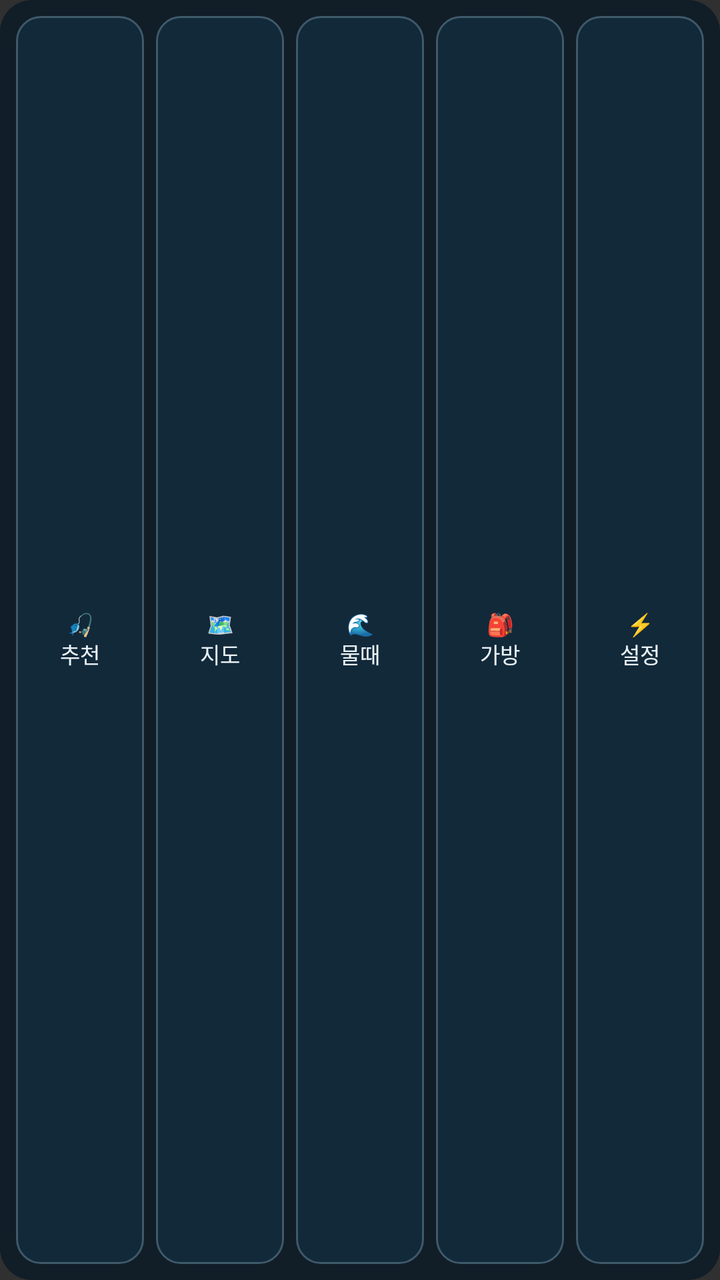
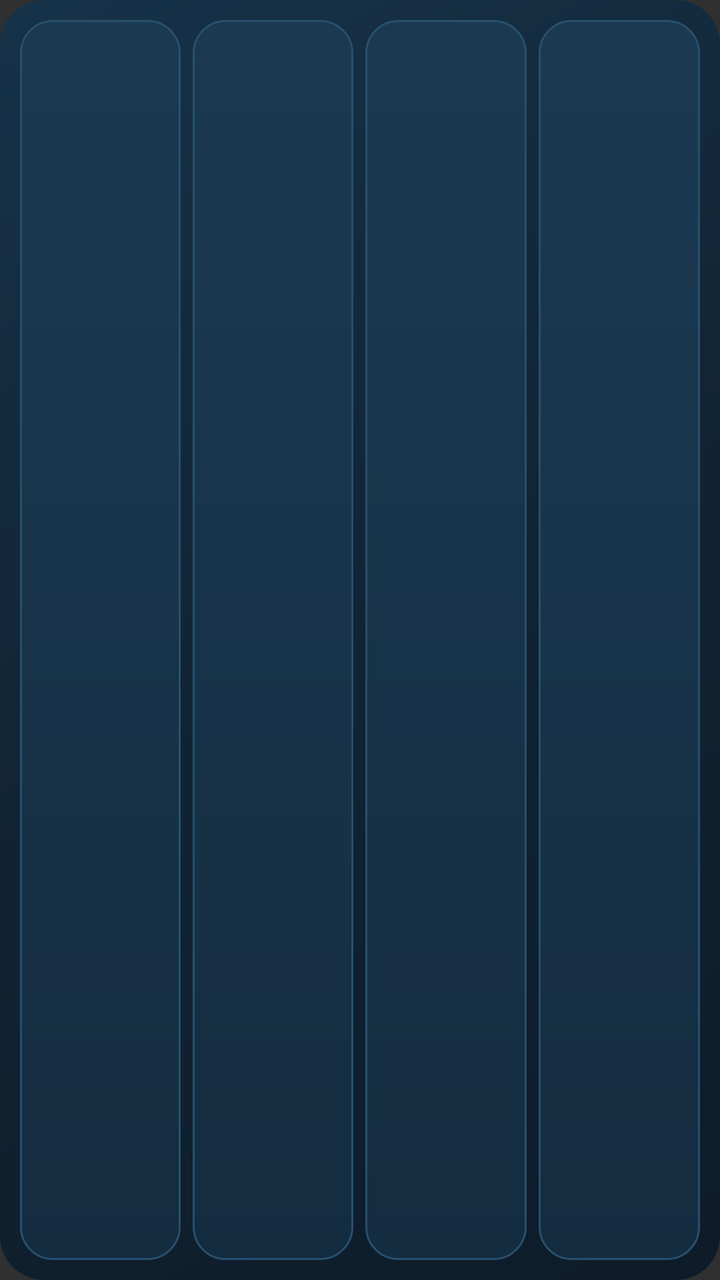

Before-and-after screenshots of an Android layout around one commit, followed by the original layout XML and the change that was made.
<!-- AndroidManifest.xml: application theme FlApp -->
<!-- res/layout/widget_quick.xml -->
<?xml version="1.0" encoding="utf-8"?>
<LinearLayout xmlns:android="http://schemas.android.com/apk/res/android"
    android:layout_width="match_parent"
    android:layout_height="match_parent"
    android:orientation="vertical"
    android:padding="5dp"
    android:background="@drawable/widget_bg">
    <LinearLayout android:id="@+id/wq_row0" android:layout_width="match_parent" android:layout_height="0dp" android:layout_weight="1"
        android:orientation="horizontal">
        <TextView android:id="@+id/wq_0" android:text="🎣&#10;추천" android:layout_width="0dp" android:layout_height="match_parent" android:layout_weight="1"
            android:layout_margin="3dp" android:gravity="center" android:textColor="#EAF2F6" android:textSize="11sp" android:maxLines="2"
            android:background="@drawable/widget_tile" />
        <TextView android:id="@+id/wq_1" android:text="🗺&#10;지도" android:layout_width="0dp" android:layout_height="match_parent" android:layout_weight="1"
            android:layout_margin="3dp" android:gravity="center" android:textColor="#EAF2F6" android:textSize="11sp" android:maxLines="2"
            android:background="@drawable/widget_tile" />
        <TextView android:id="@+id/wq_2" android:text="🌊&#10;물때" android:layout_width="0dp" android:layout_height="match_parent" android:layout_weight="1"
            android:layout_margin="3dp" android:gravity="center" android:textColor="#EAF2F6" android:textSize="11sp" android:maxLines="2"
            android:background="@drawable/widget_tile" />
        <TextView android:id="@+id/wq_3" android:text="🎒&#10;가방" android:layout_width="0dp" android:layout_height="match_parent" android:layout_weight="1"
            android:layout_margin="3dp" android:gravity="center" android:textColor="#EAF2F6" android:textSize="11sp" android:maxLines="2"
            android:background="@drawable/widget_tile" />
        <TextView android:id="@+id/wq_4" android:text="⚡&#10;설정" android:layout_width="0dp" android:layout_height="match_parent" android:layout_weight="1"
            android:layout_margin="3dp" android:gravity="center" android:textColor="#EAF2F6" android:textSize="11sp" android:maxLines="2"
            android:background="@drawable/widget_tile" />
    </LinearLayout>
    <LinearLayout android:id="@+id/wq_row1" android:visibility="gone" android:layout_width="match_parent" android:layout_height="0dp" android:layout_weight="1"
        android:orientation="horizontal">
        <TextView android:id="@+id/wq_5" android:layout_width="0dp" android:layout_height="match_parent" android:layout_weight="1"
            android:layout_margin="3dp" android:gravity="center" android:textColor="#EAF2F6" android:textSize="11sp" android:maxLines="2"
            android:background="@drawable/widget_tile" />
        <TextView android:id="@+id/wq_6" android:layout_width="0dp" android:layout_height="match_parent" android:layout_weight="1"
            android:layout_margin="3dp" android:gravity="center" android:textColor="#EAF2F6" android:textSize="11sp" android:maxLines="2"
            android:background="@drawable/widget_tile" />
        <TextView android:id="@+id/wq_7" android:layout_width="0dp" android:layout_height="match_parent" android:layout_weight="1"
            android:layout_margin="3dp" android:gravity="center" android:textColor="#EAF2F6" android:textSize="11sp" android:maxLines="2"
            android:background="@drawable/widget_tile" />
        <TextView android:id="@+id/wq_8" android:layout_width="0dp" android:layout_height="match_parent" android:layout_weight="1"
            android:layout_margin="3dp" android:gravity="center" android:textColor="#EAF2F6" android:textSize="11sp" android:maxLines="2"
            android:background="@drawable/widget_tile" />
        <TextView android:id="@+id/wq_9" android:layout_width="0dp" android:layout_height="match_parent" android:layout_weight="1"
            android:layout_margin="3dp" android:gravity="center" android:textColor="#EAF2F6" android:textSize="11sp" android:maxLines="2"
            android:background="@drawable/widget_tile" />
    </LinearLayout>
</LinearLayout>
<!-- resources referenced by this layout -->
<resources>
  <!-- drawable widget_bg (drawable) -->
  <?xml version="1.0" encoding="utf-8"?>
  <shape xmlns:android="http://schemas.android.com/apk/res/android" android:shape="rectangle">
      <solid android:color="#EB0F1C26" />
      <corners android:radius="16dp" />
  </shape>
  <!-- drawable widget_tile (drawable) -->
  <?xml version="1.0" encoding="utf-8"?>
  <shape xmlns:android="http://schemas.android.com/apk/res/android" android:shape="rectangle">
      <solid android:color="#12293A" />
      <stroke android:width="1dp" android:color="#3E5A6B" />
      <corners android:radius="12dp" />
  </shape>
  <style name="FlApp" parent="@android:style/Theme.Material.NoActionBar">
          <item name="android:windowAnimationStyle">@style/FlAnimActivity</item>
      </style>
  <style name="FlAnimActivity" parent="@android:style/Animation.Activity">
          <item name="android:activityOpenEnterAnimation">@anim/fl_right_in</item>
          <item name="android:activityOpenExitAnimation">@anim/fl_stay_dim</item>
          <item name="android:activityCloseEnterAnimation">@anim/fl_undim</item>
          <item name="android:activityCloseExitAnimation">@anim/fl_right_out</item>
      </style>
</resources>

<!-- the commit's change to res/layout/widget_quick.xml (unified diff, before → after) -->
@@ -3,42 +3,118 @@
     android:layout_width="match_parent"
     android:layout_height="match_parent"
     android:orientation="vertical"
-    android:padding="5dp"
-    android:background="@drawable/widget_bg">
+    android:padding="7dp"
+    android:background="@drawable/widget_qbg">
+    <LinearLayout android:id="@+id/wq_head" android:layout_width="match_parent" android:layout_height="30dp"
+        android:orientation="horizontal" android:gravity="center_vertical" android:paddingLeft="6dp" android:paddingRight="2dp" android:visibility="gone">
+        <TextView android:id="@+id/wq_title" android:layout_width="0dp" android:layout_height="wrap_content" android:layout_weight="1"
+            android:text="🎣 조과일지" android:textColor="#EAF2F6" android:textSize="12.5sp" android:maxLines="1" />
+        <TextView android:id="@+id/wq_gear" android:layout_width="28dp" android:layout_height="28dp" android:gravity="center"
+            android:text="⚡" android:textSize="13sp" android:background="@drawable/widget_qgear" />
+    </LinearLayout>
     <LinearLayout android:id="@+id/wq_row0" android:layout_width="match_parent" android:layout_height="0dp" android:layout_weight="1"
         android:orientation="horizontal">
-        <TextView android:id="@+id/wq_0" android:text="🎣&#10;추천" android:layout_width="0dp" android:layout_height="match_parent" android:layout_weight="1"
-            android:layout_margin="3dp" android:gravity="center" android:textColor="#EAF2F6" android:textSize="11sp" android:maxLines="2"
-            android:background="@drawable/widget_tile" />
-        <TextView android:id="@+id/wq_1" android:text="🗺&#10;지도" android:layout_width="0dp" android:layout_height="match_parent" android:layout_weight="1"
-            android:layout_margin="3dp" android:gravity="center" android:textColor="#EAF2F6" android:textSize="11sp" android:maxLines="2"
-            android:background="@drawable/widget_tile" />
-        <TextView android:id="@+id/wq_2" android:text="🌊&#10;물때" android:layout_width="0dp" android:layout_height="match_parent" android:layout_weight="1"
-            android:layout_margin="3dp" android:gravity="center" android:textColor="#EAF2F6" android:textSize="11sp" android:maxLines="2"
-            android:background="@drawable/widget_tile" />
-        <TextView android:id="@+id/wq_3" android:text="🎒&#10;가방" android:layout_width="0dp" android:layout_height="match_parent" android:layout_weight="1"
-            android:layout_margin="3dp" android:gravity="center" android:textColor="#EAF2F6" android:textSize="11sp" android:maxLines="2"
-            android:background="@drawable/widget_tile" />
-        <TextView android:id="@+id/wq_4" android:text="⚡&#10;설정" android:layout_width="0dp" android:layout_height="match_parent" android:layout_weight="1"
-            android:layout_margin="3dp" android:gravity="center" android:textColor="#EAF2F6" android:textSize="11sp" android:maxLines="2"
-            android:background="@drawable/widget_tile" />
+        <LinearLayout android:id="@+id/wq_0" android:layout_width="0dp" android:layout_height="match_parent" android:layout_weight="1"
+            android:layout_margin="3dp" android:orientation="vertical" android:gravity="center" android:background="@drawable/widget_qtile">
+            <ImageView android:id="@+id/wqi_0" android:layout_width="36dp" android:layout_height="36dp" android:scaleType="fitCenter" />
+            <TextView android:id="@+id/wql_0" android:layout_width="wrap_content" android:layout_height="wrap_content" android:layout_marginTop="2dp"
+                android:textColor="#EAF2F6" android:textSize="11.5sp" android:textStyle="bold" android:maxLines="1" />
+            <TextView android:id="@+id/wqs_0" android:layout_width="wrap_content" android:layout_height="wrap_content" android:visibility="gone"
+                android:textColor="#9FC3DA" android:textSize="9sp" android:maxLines="1" />
+        </LinearLayout>
+        <LinearLayout android:id="@+id/wq_1" android:layout_width="0dp" android:layout_height="match_parent" android:layout_weight="1"
+            android:layout_margin="3dp" android:orientation="vertical" android:gravity="center" android:background="@drawable/widget_qtile">
+            <ImageView android:id="@+id/wqi_1" android:layout_width="36dp" android:layout_height="36dp" android:scaleType="fitCenter" />
+            <TextView android:id="@+id/wql_1" android:layout_width="wrap_content" android:layout_height="wrap_content" android:layout_marginTop="2dp"
+                android:textColor="#EAF2F6" android:textSize="11.5sp" android:textStyle="bold" android:maxLines="1" />
+            <TextView android:id="@+id/wqs_1" android:layout_width="wrap_content" android:layout_height="wrap_content" android:visibility="gone"
+                android:textColor="#9FC3DA" android:textSize="9sp" android:maxLines="1" />
+        </LinearLayout>
+        <LinearLayout android:id="@+id/wq_2" android:layout_width="0dp" android:layout_height="match_parent" android:layout_weight="1"
+            android:layout_margin="3dp" android:orientation="vertical" android:gravity="center" android:background="@drawable/widget_qtile">
+            <ImageView android:id="@+id/wqi_2" android:layout_width="36dp" android:layout_height="36dp" android:scaleType="fitCenter" />
+            <TextView android:id="@+id/wql_2" android:layout_width="wrap_content" android:layout_height="wrap_content" android:layout_marginTop="2dp"
+                android:textColor="#EAF2F6" android:textSize="11.5sp" android:textStyle="bold" android:maxLines="1" />
+            <TextView android:id="@+id/wqs_2" android:layout_width="wrap_content" android:layout_height="wrap_content" android:visibility="gone"
+                android:textColor="#9FC3DA" android:textSize="9sp" android:maxLines="1" />
+        </LinearLayout>
+        <LinearLayout android:id="@+id/wq_3" android:layout_width="0dp" android:layout_height="match_parent" android:layout_weight="1"
+            android:layout_margin="3dp" android:orientation="vertical" android:gravity="center" android:background="@drawable/widget_qtile">
+            <ImageView android:id="@+id/wqi_3" android:layout_width="36dp" android:layout_height="36dp" android:scaleType="fitCenter" />
+            <TextView android:id="@+id/wql_3" android:layout_width="wrap_content" android:layout_height="wrap_content" android:layout_marginTop="2dp"
+                android:textColor="#EAF2F6" android:textSize="11.5sp" android:textStyle="bold" android:maxLines="1" />
+            <TextView android:id="@+id/wqs_3" android:layout_width="wrap_content" android:layout_height="wrap_content" android:visibility="gone"
+                android:textColor="#9FC3DA" android:textSize="9sp" android:maxLines="1" />
+        </LinearLayout>
     </LinearLayout>
-    <LinearLayout android:id="@+id/wq_row1" android:visibility="gone" android:layout_width="match_parent" android:layout_height="0dp" android:layout_weight="1"
-        android:orientation="horizontal">
-        <TextView android:id="@+id/wq_5" android:layout_width="0dp" android:layout_height="match_parent" android:layout_weight="1"
-            android:layout_margin="3dp" android:gravity="center" android:textColor="#EAF2F6" android:textSize="11sp" android:maxLines="2"
-            android:background="@drawable/widget_tile" />
-        <TextView android:id="@+id/wq_6" android:layout_width="0dp" android:layout_height="match_parent" android:layout_weight="1"
-            android:layout_margin="3dp" android:gravity="center" android:textColor="#EAF2F6" android:textSize="11sp" android:maxLines="2"
-            android:background="@drawable/widget_tile" />
-        <TextView android:id="@+id/wq_7" android:layout_width="0dp" android:layout_height="match_parent" android:layout_weight="1"
-            android:layout_margin="3dp" android:gravity="center" android:textColor="#EAF2F6" android:textSize="11sp" android:maxLines="2"
-            android:background="@drawable/widget_tile" />
-        <TextView android:id="@+id/wq_8" android:layout_width="0dp" android:layout_height="match_parent" android:layout_weight="1"
-            android:layout_margin="3dp" android:gravity="center" android:textColor="#EAF2F6" android:textSize="11sp" android:maxLines="2"
-            android:background="@drawable/widget_tile" />
-        <TextView android:id="@+id/wq_9" android:layout_width="0dp" android:layout_height="match_parent" android:layout_weight="1"
-            android:layout_margin="3dp" android:gravity="center" android:textColor="#EAF2F6" android:textSize="11sp" android:maxLines="2"
-            android:background="@drawable/widget_tile" />
+    <LinearLayout android:id="@+id/wq_row1" android:layout_width="match_parent" android:layout_height="0dp" android:layout_weight="1"
+        android:orientation="horizontal" android:visibility="gone">
+        <LinearLayout android:id="@+id/wq_4" android:layout_width="0dp" android:layout_height="match_parent" android:layout_weight="1"
+            android:layout_margin="3dp" android:orientation="vertical" android:gravity="center" android:background="@drawable/widget_qtile">
+            <ImageView android:id="@+id/wqi_4" android:layout_width="36dp" android:layout_height="36dp" android:scaleType="fitCenter" />
+            <TextView android:id="@+id/wql_4" android:layout_width="wrap_content" android:layout_height="wrap_content" android:layout_marginTop="2dp"
+                android:textColor="#EAF2F6" android:textSize="11.5sp" android:textStyle="bold" android:maxLines="1" />
+            <TextView android:id="@+id/wqs_4" android:layout_width="wrap_content" android:layout_height="wrap_content" android:visibility="gone"
+                android:textColor="#9FC3DA" android:textSize="9sp" android:maxLines="1" />
+        </LinearLayout>
+        <LinearLayout android:id="@+id/wq_5" android:layout_width="0dp" android:layout_height="match_parent" android:layout_weight="1"
+            android:layout_margin="3dp" android:orientation="vertical" android:gravity="center" android:background="@drawable/widget_qtile">
+            <ImageView android:id="@+id/wqi_5" android:layout_width="36dp" android:layout_height="36dp" android:scaleType="fitCenter" />
+            <TextView android:id="@+id/wql_5" android:layout_width="wrap_content" android:layout_height="wrap_content" android:layout_marginTop="2dp"
+                android:textColor="#EAF2F6" android:textSize="11.5sp" android:textStyle="bold" android:maxLines="1" />
+            <TextView android:id="@+id/wqs_5" android:layout_width="wrap_content" android:layout_height="wrap_content" android:visibility="gone"
+                android:textColor="#9FC3DA" android:textSize="9sp" android:maxLines="1" />
+        </LinearLayout>
+        <LinearLayout android:id="@+id/wq_6" android:layout_width="0dp" android:layout_height="match_parent" android:layout_weight="1"
+            android:layout_margin="3dp" android:orientation="vertical" android:gravity="center" android:background="@drawable/widget_qtile">
+            <ImageView android:id="@+id/wqi_6" android:layout_width="36dp" android:layout_height="36dp" android:scaleType="fitCenter" />
+            <TextView android:id="@+id/wql_6" android:layout_width="wrap_content" android:layout_height="wrap_content" android:layout_marginTop="2dp"
+                android:textColor="#EAF2F6" android:textSize="11.5sp" android:textStyle="bold" android:maxLines="1" />
+            <TextView android:id="@+id/wqs_6" android:layout_width="wrap_content" android:layout_height="wrap_content" android:visibility="gone"
+                android:textColor="#9FC3DA" android:textSize="9sp" android:maxLines="1" />
+        </LinearLayout>
+        <LinearLayout android:id="@+id/wq_7" android:layout_width="0dp" android:layout_height="match_parent" android:layout_weight="1"
+            android:layout_margin="3dp" android:orientation="vertical" android:gravity="center" android:background="@drawable/widget_qtile">
+            <ImageView android:id="@+id/wqi_7" android:layout_width="36dp" android:layout_height="36dp" android:scaleType="fitCenter" />
+            <TextView android:id="@+id/wql_7" android:layout_width="wrap_content" android:layout_height="wrap_content" android:layout_marginTop="2dp"
+                android:textColor="#EAF2F6" android:textSize="11.5sp" android:textStyle="bold" android:maxLines="1" />
+            <TextView android:id="@+id/wqs_7" android:layout_width="wrap_content" android:layout_height="wrap_content" android:visibility="gone"
+                android:textColor="#9FC3DA" android:textSize="9sp" android:maxLines="1" />
+        </LinearLayout>
+    </LinearLayout>
+    <LinearLayout android:id="@+id/wq_row2" android:layout_width="match_parent" android:layout_height="0dp" android:layout_weight="1"
+        android:orientation="horizontal" android:visibility="gone">
+        <LinearLayout android:id="@+id/wq_8" android:layout_width="0dp" android:layout_height="match_parent" android:layout_weight="1"
+            android:layout_margin="3dp" android:orientation="vertical" android:gravity="center" android:background="@drawable/widget_qtile">
+            <ImageView android:id="@+id/wqi_8" android:layout_width="36dp" android:layout_height="36dp" android:scaleType="fitCenter" />
+            <TextView android:id="@+id/wql_8" android:layout_width="wrap_content" android:layout_height="wrap_content" android:layout_marginTop="2dp"
+                android:textColor="#EAF2F6" android:textSize="11.5sp" android:textStyle="bold" android:maxLines="1" />
+            <TextView android:id="@+id/wqs_8" android:layout_width="wrap_content" android:layout_height="wrap_content" android:visibility="gone"
+                android:textColor="#9FC3DA" android:textSize="9sp" android:maxLines="1" />
+        </LinearLayout>
+        <LinearLayout android:id="@+id/wq_9" android:layout_width="0dp" android:layout_height="match_parent" android:layout_weight="1"
+            android:layout_margin="3dp" android:orientation="vertical" android:gravity="center" android:background="@drawable/widget_qtile">
+            <ImageView android:id="@+id/wqi_9" android:layout_width="36dp" android:layout_height="36dp" android:scaleType="fitCenter" />
+            <TextView android:id="@+id/wql_9" android:layout_width="wrap_content" android:layout_height="wrap_content" android:layout_marginTop="2dp"
+                android:textColor="#EAF2F6" android:textSize="11.5sp" android:textStyle="bold" android:maxLines="1" />
+            <TextView android:id="@+id/wqs_9" android:layout_width="wrap_content" android:layout_height="wrap_content" android:visibility="gone"
+                android:textColor="#9FC3DA" android:textSize="9sp" android:maxLines="1" />
+        </LinearLayout>
+        <LinearLayout android:id="@+id/wq_10" android:layout_width="0dp" android:layout_height="match_parent" android:layout_weight="1"
+            android:layout_margin="3dp" android:orientation="vertical" android:gravity="center" android:background="@drawable/widget_qtile">
+            <ImageView android:id="@+id/wqi_10" android:layout_width="36dp" android:layout_height="36dp" android:scaleType="fitCenter" />
+            <TextView android:id="@+id/wql_10" android:layout_width="wrap_content" android:layout_height="wrap_content" android:layout_marginTop="2dp"
+                android:textColor="#EAF2F6" android:textSize="11.5sp" android:textStyle="bold" android:maxLines="1" />
+            <TextView android:id="@+id/wqs_10" android:layout_width="wrap_content" android:layout_height="wrap_content" android:visibility="gone"
+                android:textColor="#9FC3DA" android:textSize="9sp" android:maxLines="1" />
+        </LinearLayout>
+        <LinearLayout android:id="@+id/wq_11" android:layout_width="0dp" android:layout_height="match_parent" android:layout_weight="1"
+            android:layout_margin="3dp" android:orientation="vertical" android:gravity="center" android:background="@drawable/widget_qtile">
+            <ImageView android:id="@+id/wqi_11" android:layout_width="36dp" android:layout_height="36dp" android:scaleType="fitCenter" />
+            <TextView android:id="@+id/wql_11" android:layout_width="wrap_content" android:layout_height="wrap_content" android:layout_marginTop="2dp"
+                android:textColor="#EAF2F6" android:textSize="11.5sp" android:textStyle="bold" android:maxLines="1" />
+            <TextView android:id="@+id/wqs_11" android:layout_width="wrap_content" android:layout_height="wrap_content" android:visibility="gone"
+                android:textColor="#9FC3DA" android:textSize="9sp" android:maxLines="1" />
+        </LinearLayout>
     </LinearLayout>
 </LinearLayout>
<!-- resource entries referenced after the edit -->
@@ -1,17 +1,22 @@
 <!-- resources referenced by this layout -->
 <resources>
-  <!-- drawable widget_bg (drawable) -->
+  <!-- drawable widget_qbg (drawable) -->
   <?xml version="1.0" encoding="utf-8"?>
   <shape xmlns:android="http://schemas.android.com/apk/res/android" android:shape="rectangle">
-      <solid android:color="#EB0F1C26" />
-      <corners android:radius="16dp" />
+      <gradient android:angle="315" android:startColor="#F214324A" android:centerColor="#F20F2233" android:endColor="#F20B1A28" />
+      <corners android:radius="22dp" />
   </shape>
-  <!-- drawable widget_tile (drawable) -->
+  <!-- drawable widget_qgear (drawable) -->
+  <?xml version="1.0" encoding="utf-8"?>
+  <shape xmlns:android="http://schemas.android.com/apk/res/android" android:shape="oval">
+      <solid android:color="#22405A" />
+  </shape>
+  <!-- drawable widget_qtile (drawable) -->
   <?xml version="1.0" encoding="utf-8"?>
   <shape xmlns:android="http://schemas.android.com/apk/res/android" android:shape="rectangle">
-      <solid android:color="#12293A" />
-      <stroke android:width="1dp" android:color="#3E5A6B" />
-      <corners android:radius="12dp" />
+      <gradient android:angle="270" android:startColor="#1B3A52" android:endColor="#142C40" />
+      <stroke android:width="1dp" android:color="#27506E" />
+      <corners android:radius="16dp" />
   </shape>
   <style name="FlApp" parent="@android:style/Theme.Material.NoActionBar">
           <item name="android:windowAnimationStyle">@style/FlAnimActivity</item>
